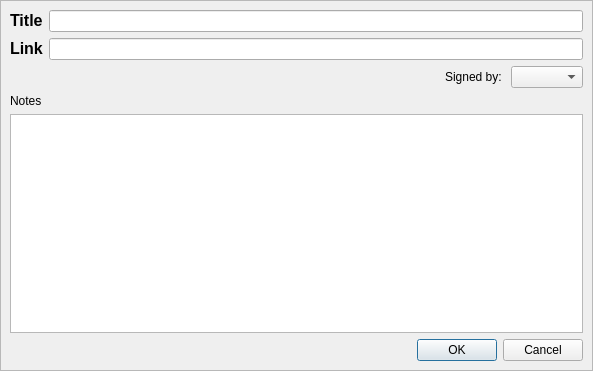
Above: retroshare-gui/src/gui/Posted/PostedCreatePostDialog.ui from RetroShare/RetroShare before the change. Below: the same form after it.
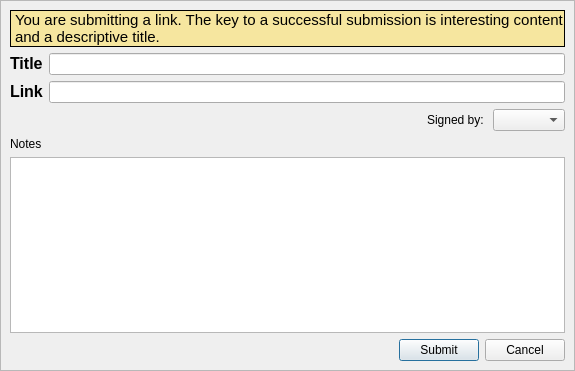
That is the form after the change. Custom widgets are drawn as their Qt base class.

Commit message: Improving Posted Links, changed some strings, added a info label, not allow blank posts without a title.

```diff
--- a/retroshare-gui/src/gui/Posted/PostedCreatePostDialog.ui
+++ b/retroshare-gui/src/gui/Posted/PostedCreatePostDialog.ui
@@ -6,7 +6,7 @@
    <rect>
     <x>0</x>
     <y>0</y>
-    <width>593</width>
+    <width>575</width>
     <height>371</height>
    </rect>
   </property>
@@ -39,7 +39,93 @@
       <enum>QFrame::Raised</enum>
      </property>
      <layout class="QGridLayout" name="gridLayout_2">
-      <item row="0" column="0">
+      <item row="0" column="0" colspan="3">
+       <widget class="QLabel" name="info_label">
+        <property name="palette">
+         <palette>
+          <active>
+           <colorrole role="Base">
+            <brush brushstyle="SolidPattern">
+             <color alpha="255">
+              <red>255</red>
+              <green>255</green>
+              <blue>255</blue>
+             </color>
+            </brush>
+           </colorrole>
+           <colorrole role="Window">
+            <brush brushstyle="SolidPattern">
+             <color alpha="255">
+              <red>246</red>
+              <green>230</green>
+              <blue>159</blue>
+             </color>
+            </brush>
+           </colorrole>
+          </active>
+          <inactive>
+           <colorrole role="Base">
+            <brush brushstyle="SolidPattern">
+             <color alpha="255">
+              <red>255</red>
+              <green>255</green>
+              <blue>255</blue>
+             </color>
+            </brush>
+           </colorrole>
+           <colorrole role="Window">
+            <brush brushstyle="SolidPattern">
+             <color alpha="255">
+              <red>246</red>
+              <green>230</green>
+              <blue>159</blue>
+             </color>
+            </brush>
+           </colorrole>
+          </inactive>
+          <disabled>
+           <colorrole role="Base">
+            <brush brushstyle="SolidPattern">
+             <color alpha="255">
+              <red>246</red>
+              <green>230</green>
+              <blue>159</blue>
+             </color>
+            </brush>
+           </colorrole>
+           <colorrole role="Window">
+            <brush brushstyle="SolidPattern">
+             <color alpha="255">
+              <red>246</red>
+              <green>230</green>
+              <blue>159</blue>
+             </color>
+            </brush>
+           </colorrole>
+          </disabled>
+         </palette>
+        </property>
+        <property name="font">
+         <font>
+          <family>Tahoma</family>
+          <pointsize>11</pointsize>
+         </font>
+        </property>
+        <property name="autoFillBackground">
+         <bool>true</bool>
+        </property>
+        <property name="frameShape">
+         <enum>QFrame::Box</enum>
+        </property>
+        <property name="text">
+         <string>You are submitting a link. The key to a successful submission is interesting content and a descriptive title.</string>
+        </property>
+        <property name="wordWrap">
+         <bool>true</bool>
+        </property>
+       </widget>
+      </item>
+      <item row="1" column="0" colspan="3">
        <layout class="QGridLayout" name="gridLayout">
         <item row="0" column="1">
          <widget class="QLineEdit" name="titleEdit"/>
@@ -71,7 +157,7 @@
         </item>
        </layout>
       </item>
-      <item row="1" column="0">
+      <item row="2" column="0" colspan="3">
        <layout class="QHBoxLayout" name="horizontalLayout_3">
         <item>
          <spacer name="spacer_2">
@@ -101,7 +187,7 @@
         </item>
        </layout>
       </item>
-      <item row="2" column="0">
+      <item row="3" column="0" colspan="3">
        <layout class="QVBoxLayout" name="notesLayout">
         <item>
          <widget class="QLabel" name="notesLabel">
@@ -115,13 +201,39 @@
         </item>
        </layout>
       </item>
-      <item row="3" column="0">
+      <item row="4" column="0">
+       <spacer name="horizontalSpacer">
+        <property name="orientation">
+         <enum>Qt::Horizontal</enum>
+        </property>
+        <property name="sizeHint" stdset="0">
+         <size>
+          <width>40</width>
+          <height>20</height>
+         </size>
+        </property>
+       </spacer>
+      </item>
+      <item row="4" column="1">
+       <widget class="QPushButton" name="submitButton">
+        <property name="text">
+         <string>Submit</string>
+        </property>
+       </widget>
+      </item>
+      <item row="4" column="2">
        <widget class="QDialogButtonBox" name="buttonBox">
+        <property name="sizePolicy">
+         <sizepolicy hsizetype="Fixed" vsizetype="Fixed">
+          <horstretch>0</horstretch>
+          <verstretch>0</verstretch>
+         </sizepolicy>
+        </property>
         <property name="orientation">
          <enum>Qt::Horizontal</enum>
         </property>
         <property name="standardButtons">
-         <set>QDialogButtonBox::Cancel|QDialogButtonBox::Ok</set>
+         <set>QDialogButtonBox::Cancel</set>
         </property>
        </widget>
       </item>
```
Left out of the diff: 2 changed lines with no effect on the pictures. The commit also changes 7 other files.
